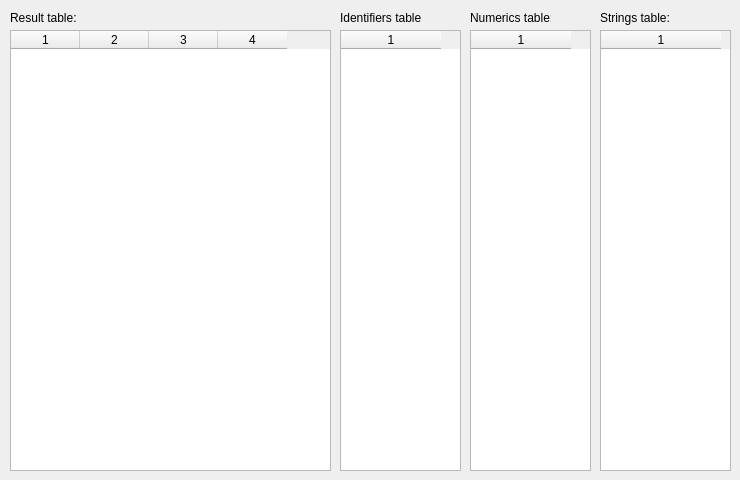
The window that QMicroClang/qmicroclangtables.ui (Maxwe11/QMicroClang) describes before a commit, drawn with Qt 5.
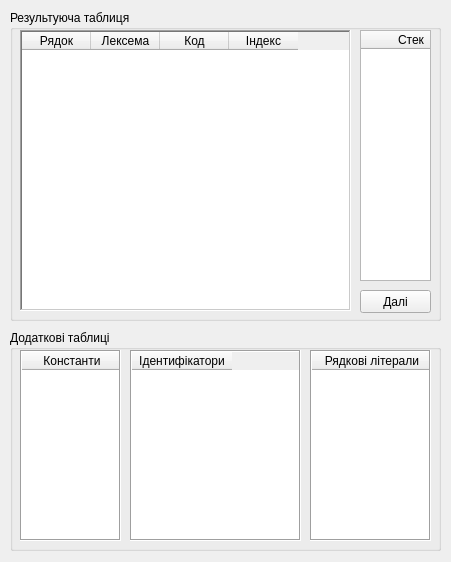
The same window after the commit.

What changed in the file:
```diff
--- a/QMicroClang/qmicroclangtables.ui
+++ b/QMicroClang/qmicroclangtables.ui
@@ -9,8 +9,8 @@
    <rect>
     <x>0</x>
     <y>0</y>
-    <width>740</width>
-    <height>480</height>
+    <width>451</width>
+    <height>562</height>
    </rect>
   </property>
   <property name="sizePolicy">
@@ -22,28 +22,33 @@
   <property name="windowTitle">
    <string>Form</string>
   </property>
-  <widget class="QLabel" name="resultTableLabel">
+  <widget class="QGroupBox" name="groupBox">
    <property name="geometry">
     <rect>
      <x>10</x>
      <y>10</y>
-     <width>71</width>
-     <height>16</height>
+     <width>431</width>
+     <height>311</height>
     </rect>
    </property>
-   <property name="text">
-    <string>Result table:</string>
+   <property name="title">
+    <string>Результуюча таблиця</string>
    </property>
-  </widget>
   <widget class="QTableWidget" name="resultTable">
    <property name="geometry">
     <rect>
      <x>10</x>
-     <y>30</y>
-     <width>321</width>
-     <height>441</height>
-    </rect>
-   </property>
+      <y>20</y>
+      <width>331</width>
+      <height>281</height>
+     </rect>
+    </property>
+    <property name="frameShape">
+     <enum>QFrame::WinPanel</enum>
+    </property>
+    <property name="horizontalScrollBarPolicy">
+     <enum>Qt::ScrollBarAlwaysOff</enum>
+    </property>
    <property name="editTriggers">
     <set>QAbstractItemView::NoEditTriggers</set>
    </property>
@@ -59,20 +64,42 @@
    <attribute name="horizontalHeaderDefaultSectionSize">
     <number>69</number>
    </attribute>
-   <column/>
-   <column/>
-   <column/>
-   <column/>
-  </widget>
-  <widget class="QTableWidget" name="strTable">
+    <column>
+     <property name="text">
+      <string>Рядок</string>
+     </property>
+    </column>
+    <column>
+     <property name="text">
+      <string>Лексема</string>
+     </property>
+    </column>
+    <column>
+     <property name="text">
+      <string>Код</string>
+     </property>
+    </column>
+    <column>
+     <property name="text">
+      <string>Індекс</string>
+     </property>
+    </column>
+   </widget>
+   <widget class="QTableWidget" name="stackTable">
    <property name="geometry">
     <rect>
-     <x>600</x>
-     <y>30</y>
-     <width>131</width>
-     <height>441</height>
-    </rect>
-   </property>
+      <x>350</x>
+      <y>20</y>
+      <width>71</width>
+      <height>251</height>
+     </rect>
+    </property>
+    <property name="frameShadow">
+     <enum>QFrame::Plain</enum>
+    </property>
+    <property name="horizontalScrollBarPolicy">
+     <enum>Qt::ScrollBarAlwaysOff</enum>
+    </property>
    <property name="editTriggers">
     <set>QAbstractItemView::NoEditTriggers</set>
    </property>
@@ -86,19 +113,58 @@
     <number>1</number>
    </property>
    <attribute name="horizontalHeaderDefaultSectionSize">
-    <number>120</number>
-   </attribute>
-   <column/>
-  </widget>
+     <number>100</number>
+    </attribute>
+    <column>
+     <property name="text">
+      <string>Стек</string>
+     </property>
+    </column>
+   </widget>
+   <widget class="QPushButton" name="stackButton">
+    <property name="geometry">
+     <rect>
+      <x>350</x>
+      <y>280</y>
+      <width>71</width>
+      <height>23</height>
+     </rect>
+    </property>
+    <property name="text">
+     <string>Далі</string>
+    </property>
+    <property name="autoDefault">
+     <bool>true</bool>
+    </property>
+   </widget>
+  </widget>
+  <widget class="QGroupBox" name="groupBox_2">
+   <property name="geometry">
+    <rect>
+     <x>10</x>
+     <y>330</y>
+     <width>431</width>
+     <height>221</height>
+    </rect>
+   </property>
+   <property name="title">
+    <string>Додаткові таблиці</string>
+   </property>
   <widget class="QTableWidget" name="numTable">
    <property name="geometry">
     <rect>
-     <x>470</x>
-     <y>30</y>
-     <width>121</width>
-     <height>441</height>
-    </rect>
-   </property>
+      <x>10</x>
+      <y>20</y>
+      <width>101</width>
+      <height>191</height>
+     </rect>
+    </property>
+    <property name="frameShape">
+     <enum>QFrame::Box</enum>
+    </property>
+    <property name="horizontalScrollBarPolicy">
+     <enum>Qt::ScrollBarAlwaysOff</enum>
+    </property>
    <property name="editTriggers">
     <set>QAbstractItemView::NoEditTriggers</set>
    </property>
@@ -114,17 +180,27 @@
    <attribute name="horizontalHeaderDefaultSectionSize">
     <number>100</number>
    </attribute>
-   <column/>
+    <column>
+     <property name="text">
+      <string>Константи</string>
+     </property>
+    </column>
   </widget>
   <widget class="QTableWidget" name="idTable">
    <property name="geometry">
     <rect>
-     <x>340</x>
-     <y>30</y>
-     <width>121</width>
-     <height>441</height>
-    </rect>
-   </property>
+      <x>120</x>
+      <y>20</y>
+      <width>171</width>
+      <height>191</height>
+     </rect>
+    </property>
+    <property name="frameShape">
+     <enum>QFrame::Box</enum>
+    </property>
+    <property name="horizontalScrollBarPolicy">
+     <enum>Qt::ScrollBarAlwaysOff</enum>
+    </property>
    <property name="editTriggers">
     <set>QAbstractItemView::NoEditTriggers</set>
    </property>
@@ -140,46 +216,48 @@
    <attribute name="horizontalHeaderDefaultSectionSize">
     <number>100</number>
    </attribute>
-   <column/>
-  </widget>
-  <widget class="QLabel" name="idTableLabel">
-   <property name="geometry">
-    <rect>
-     <x>340</x>
-     <y>10</y>
-     <width>81</width>
-     <height>16</height>
-    </rect>
-   </property>
+    <column>
    <property name="text">
-    <string>Identifiers table:</string>
-   </property>
-  </widget>
-  <widget class="QLabel" name="numericTableLabel">
+      <string>Ідентифікатори</string>
+     </property>
+    </column>
+   </widget>
+   <widget class="QTableWidget" name="strTable">
    <property name="geometry">
     <rect>
-     <x>470</x>
-     <y>10</y>
-     <width>81</width>
-     <height>16</height>
-    </rect>
-   </property>
-   <property name="text">
-    <string>Numerics table:</string>
-   </property>
-  </widget>
-  <widget class="QLabel" name="strTableLabel">
-   <property name="geometry">
-    <rect>
-     <x>600</x>
-     <y>10</y>
-     <width>81</width>
-     <height>16</height>
-    </rect>
-   </property>
+      <x>300</x>
+      <y>20</y>
+      <width>121</width>
+      <height>191</height>
+     </rect>
+    </property>
+    <property name="frameShape">
+     <enum>QFrame::Box</enum>
+    </property>
+    <property name="horizontalScrollBarPolicy">
+     <enum>Qt::ScrollBarAlwaysOff</enum>
+    </property>
+    <property name="editTriggers">
+     <set>QAbstractItemView::NoEditTriggers</set>
+    </property>
+    <property name="selectionMode">
+     <enum>QAbstractItemView::SingleSelection</enum>
+    </property>
+    <property name="selectionBehavior">
+     <enum>QAbstractItemView::SelectRows</enum>
+    </property>
+    <property name="columnCount">
+     <number>1</number>
+    </property>
+    <attribute name="horizontalHeaderDefaultSectionSize">
+     <number>120</number>
+    </attribute>
+    <column>
    <property name="text">
-    <string>Strings table:</string>
-   </property>
+      <string>Рядкові літерали</string>
+     </property>
+    </column>
+   </widget>
   </widget>
  </widget>
  <resources/>
```
Left out of the diff: 7 changed lines with no effect on the pictures. Lines whose indentation alone changed are shown as unchanged.
